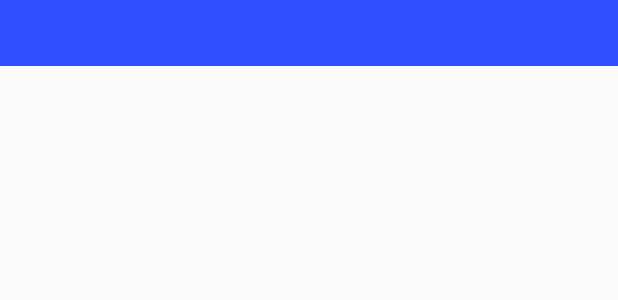
After one commit to Debjoy/ResultTrackerApp, an Android app: the layout spinner_list_item.xml on its own in the app's theme, with its tools: preview values and no code run, on a phone screen of 412 x 824 dp. The commit adds this screen. Shown: the top 300 px of the screen. Run offline under Robolectric (Android 15) with nearby library versions, the phone set to English and light mode, and no system bars; network calls fail.

Commit message:
added spinner

```diff
--- /dev/null
+++ b/app/src/main/res/layout/spinner_list_item.xml
@@ -0,0 +1,12 @@
+<?xml version="1.0" encoding="utf-8"?>
+<TextView
+    xmlns:android="http://schemas.android.com/apk/res/android"
+    android:layout_width="match_parent"
+    android:layout_height="wrap_content"
+    android:padding="10dp"
+    android:textColor="@color/colorWhite"
+    android:textSize="17sp"
+    android:background="@color/colorPrimary"
+    android:textAlignment="gravity"
+    android:gravity="start"
+    />
```
Also changed, not shown: app/src/main/java/com/example/resulttracker/InputFragment.java (+25 -2 lines), app/src/main/res/layout/alert_input_marks.xml (+17 -14 lines).
